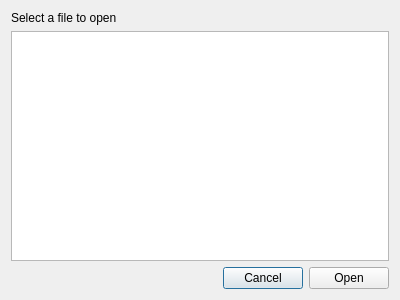
Qt form nicos_ess/gui/dialogs/file_open.ui (ess-dmsc/nicos) before a commit.
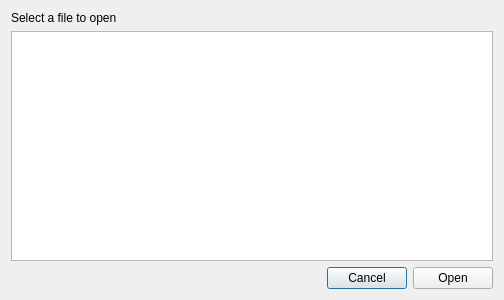
The same form after that commit.

Commit message: allow sorting

Patch:
```diff
--- a/nicos_ess/gui/dialogs/file_open.ui
+++ b/nicos_ess/gui/dialogs/file_open.ui
@@ -6,7 +6,7 @@
    <rect>
     <x>0</x>
     <y>0</y>
-    <width>400</width>
+    <width>504</width>
     <height>300</height>
    </rect>
   </property>
```
The commit also changes 2 other files.
